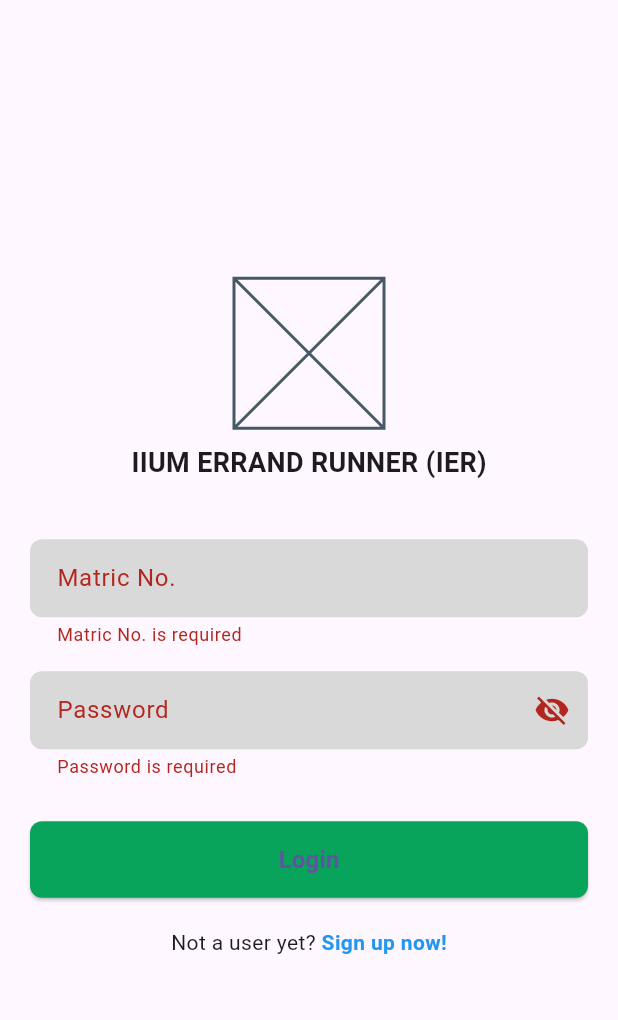
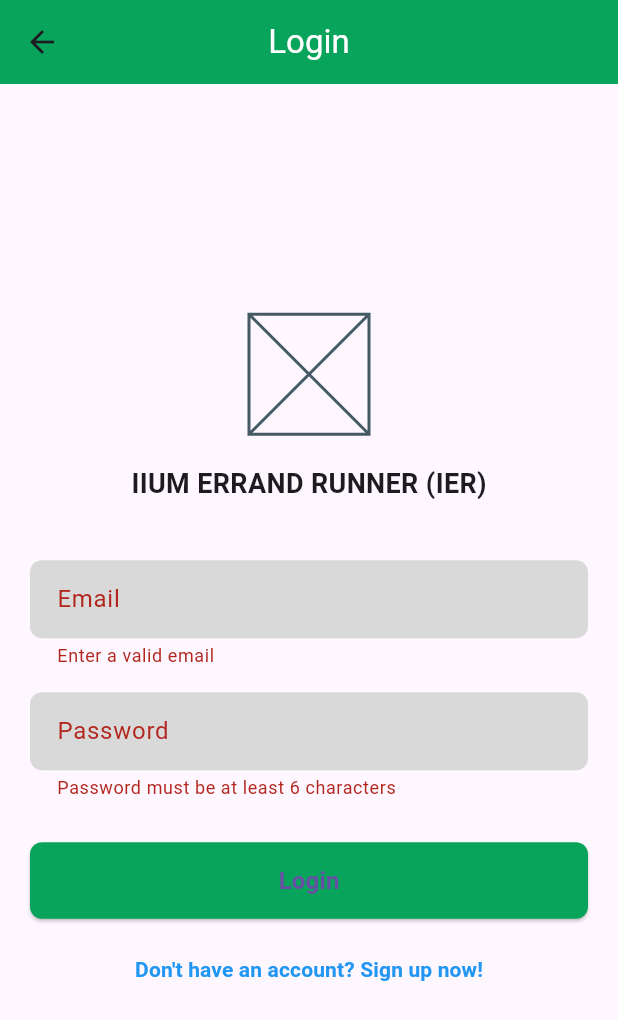
Before and after one commit to FarisArch/INFO-4335-OMEN, a Flutter app: the LoginPage screen opened by its route, after a tap on "Login", on a phone screen of 412 x 824 dp. Shown: the top 1020 px of the screen. Run offline on Flutter 3.47's test engine with Material 3 defaults, Android fonts, the phone set to English and light mode, and no system bars; our stand-ins replace cloud_firestore, file_picker, firebase_auth, firebase_core, fluttertoast, geolocator and 2 more; accounts and stored records are empty.

Commit message:
login fetched and authenticated by firebase authentication

```diff
--- a/i_run/lib/login.dart
+++ b/i_run/lib/login.dart
@@ -1,9 +1,6 @@
 import 'package:flutter/material.dart';
 import 'package:firebase_auth/firebase_auth.dart';
-import 'package:cloud_firestore/cloud_firestore.dart';
 import 'package:fluttertoast/fluttertoast.dart';
-import 'signup.dart';
-
 
 class LoginPage extends StatefulWidget {
   const LoginPage({super.key});
@@ -13,48 +10,52 @@ class LoginPage extends StatefulWidget {
 }
 
 class _LoginPageState extends State<LoginPage> {
-  // Controllers for text fields
-  final TextEditingController _matricNumberController = TextEditingController();
+  final FirebaseAuth _auth = FirebaseAuth.instance;
+  final TextEditingController _emailController = TextEditingController();
   final TextEditingController _passwordController = TextEditingController();
+  final _formKey = GlobalKey<FormState>();
 
-  final FirebaseAuth _auth = FirebaseAuth.instance;
-  final FirebaseFirestore _firestore = FirebaseFirestore.instance;
-
-  final _formKey = GlobalKey<FormState>();
   bool _isLoading = false;
-  bool _obscurePassword = true; // For password visibility toggle
 
   @override
   Widget build(BuildContext context) {
     return Scaffold(
+      appBar: AppBar(
+        backgroundColor: const Color.fromARGB(255, 8, 164, 92),
+        title: const Text(
+          "Login",
+          style: TextStyle(color: Colors.white),
+        ),
+        centerTitle: true,
+      ),
       body: Center(
         child: Padding(
           padding: const EdgeInsets.symmetric(horizontal: 20.0, vertical: 20.0),
           child: Form(
             key: _formKey,
             child: Column(
+              crossAxisAlignment: CrossAxisAlignment.center,
               mainAxisAlignment: MainAxisAlignment.center,
               children: [
-                // App Logo Section
-                const SizedBox(height: 100, width: 100, child: Placeholder()), // Replace with Image.asset
-                const SizedBox(height: 10),
+                // App Logo (Placeholder)
+                const SizedBox(height: 80, width: 80, child: Placeholder()),
+                const SizedBox(height: 20),
                 const Text(
                   "IIUM ERRAND RUNNER (IER)",
                   style: TextStyle(fontSize: 18, fontWeight: FontWeight.bold),
                 ),
                 const SizedBox(height: 30),
 
-                // Matric Number Field
-                _buildTextField(_matricNumberController, "Matric No.", validator: (value) {
-                  return value!.isEmpty ? "Matric No. is required" : null;
+                // Email Field
+                _buildTextField(_emailController, "Email", validator: (value) {
+                  return value!.isEmpty || !value.contains("@") ? "Enter a valid email" : null;
                 }),
 
-                // Password Field with visibility toggle
+                // Password Field
                 _buildTextField(_passwordController, "Password",
-                    isPassword: true,
-                    validator: (value) {
-                      return value!.isEmpty ? "Password is required" : null;
-                    }),
+                    isPassword: true, validator: (value) {
+                  return value!.length < 6 ? "Password must be at least 6 characters" : null;
+                }),
 
                 const SizedBox(height: 20),
 
@@ -70,33 +71,24 @@ class _LoginPageState extends State<LoginPage> {
                     onPressed: _isLoading ? null : _loginUser,
                     child: _isLoading
                         ? const CircularProgressIndicator(color: Colors.white)
-                        : const Text("Login", style: TextStyle(fontSize: 16, fontWeight: FontWeight.bold)),
+                        : const Text(
+                            "Login",
+                            style: TextStyle(fontSize: 16, fontWeight: FontWeight.bold),
+                          ),
                   ),
                 ),
 
-                const SizedBox(height: 20),
+                const SizedBox(height: 10),
 
-               // Sign Up Link
-              // Sign Up Link
-// Sign Up Link
-// Sign Up Link
-Row(
-  mainAxisAlignment: MainAxisAlignment.center,
-  children: [
-    const Text("Not a user yet? "),
-    GestureDetector(
-      onTap: () {
-        Navigator.push(
-          context,
-          MaterialPageRoute(builder: (context) => const SignUpPage()),
-        );
-      },
-      child: const Text(
-        "Sign up now!",
-        style: TextStyle(color: Colors.blue, fontWeight: FontWeight.bold),
-                      ),
-                    ),
-                  ],
+                // Signup Navigation
+                TextButton(
+                  onPressed: () {
+                    Navigator.pushNamed(context, '/signup');
+                  },
+                  child: const Text(
+                    "Don't have an account? Sign up now!",
+                    style: TextStyle(color: Colors.blue, fontWeight: FontWeight.bold),
+                  ),
                 ),
               ],
             ),
@@ -106,69 +98,50 @@ Row(
     );
   }
 
-  // 🔹 Function to handle user login
+  // 🔹 Function to handle login
   Future<void> _loginUser() async {
     if (!_formKey.currentState!.validate()) return; // Validate form
 
     setState(() {
-      _isLoading = true; // Show loading
+      _isLoading = true; // Show loading indicator
     });
 
-    String matricNumber = _matricNumberController.text.trim();
-    String password = _passwordController.text.trim();
-
     try {
-      // 🔥 Query Firestore to get email linked to Matric Number
-      QuerySnapshot querySnapshot = await _firestore
-          .collection('users')
-          .where('matricNumber', isEqualTo: matricNumber)
-          .limit(1)
-          .get();
-
-      if (querySnapshot.docs.isEmpty) {
-        Fluttertoast.showToast(msg: "Matric Number not found!");
-        setState(() => _isLoading = false);
-        return;
-      }
-
-      // Retrieve email from Firestore
-      String email = querySnapshot.docs.first.get('email');
-
-      // 🔥 Authenticate user with email & password
-      await _auth.signInWithEmailAndPassword(email: email, password: password);
+      UserCredential userCredential = await _auth.signInWithEmailAndPassword(
+        email: _emailController.text.trim(),
+        password: _passwordController.text.trim(),
+      );
 
       Fluttertoast.showToast(msg: "Login successful!");
 
-      // Navigate to home screen (replace with actual navigation)
-      // Navigator.pushReplacement(context, MaterialPageRoute(builder: (context) => HomePage()));
+      // ✅ Redirect to Student Dashboard
+      Navigator.pushReplacementNamed(context, '/studentDashboard');
 
     } on FirebaseAuthException catch (e) {
       String errorMsg;
       if (e.code == 'user-not-found') {
-        errorMsg = "User not found!";
+        errorMsg = "No user found with this email.";
       } else if (e.code == 'wrong-password') {
-        errorMsg = "Incorrect password!";
+        errorMsg = "Incorrect password. Please try again.";
       } else {
-        errorMsg = "Error: ${e.message}";
+        errorMsg = "Login failed: ${e.message}";
       }
       Fluttertoast.showToast(msg: errorMsg);
-    } catch (e) {
-      Fluttertoast.showToast(msg: "Unexpected Error: $e");
+    } finally {
+      setState(() {
+        _isLoading = false; // Hide loading indicator
+      });
     }
-
-    setState(() {
-      _isLoading = false; // Hide loading
-    });
   }
 
-  // 🔹 Function to build text fields with validation and password visibility toggle
+  // 🔹 Function to build text fields with validation
   Widget _buildTextField(TextEditingController controller, String labelText,
       {bool isPassword = false, String? Function(String?)? validator}) {
     return Padding(
       padding: const EdgeInsets.symmetric(vertical: 8.0),
       child: TextFormField(
         controller: controller,
-        obscureText: isPassword ? _obscurePassword : false,
+        obscureText: isPassword,
         validator: validator,
         decoration: InputDecoration(
           labelText: labelText,
@@ -179,16 +152,6 @@ Row(
             borderSide: BorderSide.none,
           ),
           contentPadding: const EdgeInsets.symmetric(horizontal: 14, vertical: 14),
-          suffixIcon: isPassword
-              ? IconButton(
-                  icon: Icon(_obscurePassword ? Icons.visibility_off : Icons.visibility),
-                  onPressed: () {
-                    setState(() {
-                      _obscurePassword = !_obscurePassword;
-                    });
-                  },
-                )
-              : null,
         ),
       ),
     );
```
